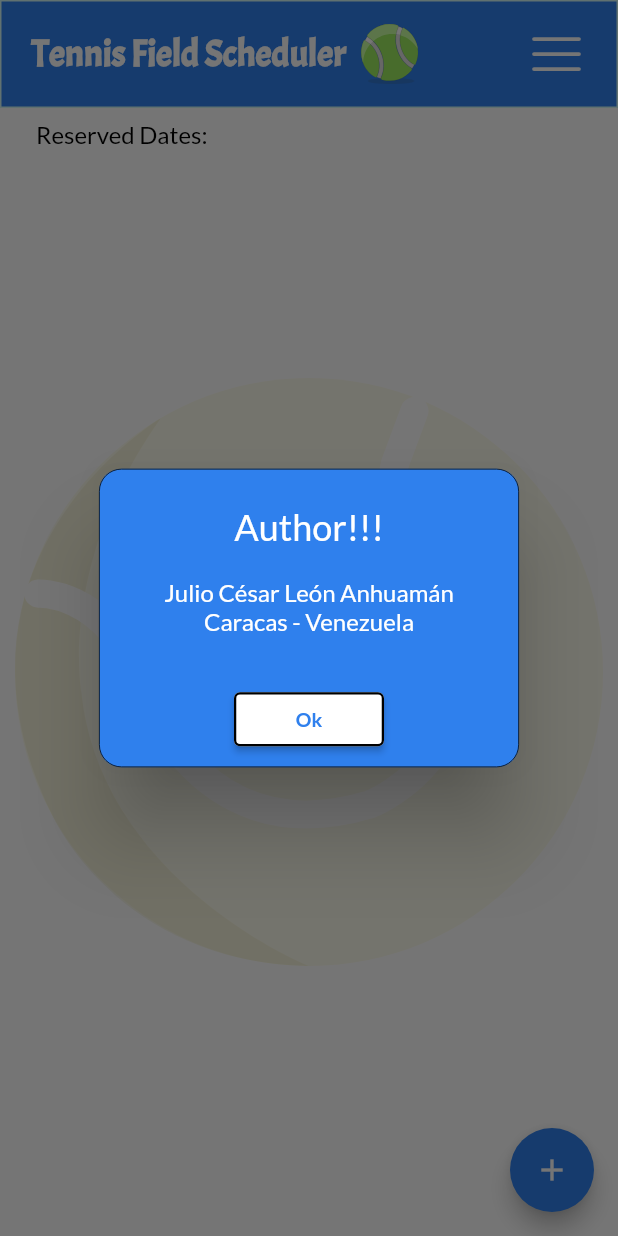
After one commit to cyberfanta/tennis_field_scheduler, a Flutter app: the screen it shows after launch, after a tap on an icon or button, on a phone screen of 412 x 824 dp. The commit adds this screen. Run offline on Flutter 3.47's test engine with Material 2 defaults, Android fonts, the phone set to English and light mode, and no system bars; our stand-ins replace flutter_bloc, flutter_svg, loading_indicator, shared_preferences.

Commit message:
Feat (Author Dialog): Adding my identification as author if this app.

```diff
--- a/lib/core/constants/lang/ui_text_en.dart
+++ b/lib/core/constants/lang/ui_text_en.dart
@@ -70,4 +70,12 @@ class UiTextEn {
   String get getWeatherWillItRainNo {
     return "No.";
   }
+
+  String get authorTitle {
+    return "Author!!!";
+  }
+
+  String get authorButton {
+    return "Ok";
+  }
 }
--- a/lib/core/constants/lang/ui_text_es.dart
+++ b/lib/core/constants/lang/ui_text_es.dart
@@ -70,4 +70,12 @@ class UiTextEs {
   String get getWeatherWillItRainNo {
     return "No.";
   }
+
+  String get authorTitle {
+    return "Sobre el autor!!!";
+  }
+
+  String get authorButton {
+    return "Ok";
+  }
 }
--- a/lib/core/constants/ui_texts.dart
+++ b/lib/core/constants/ui_texts.dart
@@ -196,4 +196,24 @@ class UiTexts {
       return UiTextEn().getWeatherWillItRainNo;
     }
   }
+
+  String get authorTitle {
+    if (locale.languageCode == 'en') {
+      return UiTextEn().authorTitle;
+    } else if (locale.languageCode == 'es') {
+      return UiTextEs().authorTitle;
+    } else {
+      return UiTextEn().authorTitle;
+    }
+  }
+
+  String get authorButton {
+    if (locale.languageCode == 'en') {
+      return UiTextEn().authorButton;
+    } else if (locale.languageCode == 'es') {
+      return UiTextEs().authorButton;
+    } else {
+      return UiTextEn().authorButton;
+    }
+  }
 }
--- a/lib/presentation/common_widgets/background_templates/base_template.dart
+++ b/lib/presentation/common_widgets/background_templates/base_template.dart
@@ -2,10 +2,12 @@ import 'dart:math';
 
 import 'package:flutter/material.dart';
 import 'package:flutter_svg/svg.dart';
+import 'package:tennis_field_scheduler/presentation/common_widgets/ontap_wrapper.dart';
 
 import '../../../core/constants/ui_colors.dart';
 import '../../../core/constants/ui_text_styles.dart';
 import '../../../core/constants/ui_texts.dart';
+import '../dialogs/author_dialog.dart';
 
 class BaseTemplate extends StatelessWidget {
   const BaseTemplate({
@@ -102,9 +104,21 @@ class BaseTemplate extends StatelessWidget {
               ),
             ],
           ),
-          SvgPicture.asset(
-            "assets/images/hamburger.svg",
-            height: 40,
+          OnTapWrapper(
+            widgetToWrap: SvgPicture.asset(
+              "assets/images/hamburger.svg",
+              height: 40,
+            ),
+            actionsToDo: () {
+              showDialog(
+                context: context,
+                builder: (BuildContext context) {
+                  return AuthorDialog(
+                    tag: tag,
+                  );
+                },
+              );
+            },
           ),
         ],
       ),
--- /dev/null
+++ b/lib/presentation/common_widgets/dialogs/author_dialog.dart
@@ -0,0 +1,67 @@
+import 'package:flutter/material.dart';
+
+import '../../../core/constants/ui_colors.dart';
+import '../../../core/constants/ui_text_styles.dart';
+import '../../../core/constants/ui_texts.dart';
+import '../../../core/tools/stamp.dart';
+
+class AuthorDialog extends StatelessWidget {
+  const AuthorDialog({
+    super.key,
+    required this.tag,
+  });
+
+  final String tag;
+
+  @override
+  Widget build(BuildContext context) {
+    String pretend = "Author Dialog:";
+    stamp(tag, "$pretend \"Opened\"", decoratorChar: " * ");
+
+    return AlertDialog(
+      backgroundColor: cBlue,
+      shape: const RoundedRectangleBorder(
+        borderRadius: BorderRadius.all(Radius.circular(15)),
+        side: BorderSide(
+          width: .5,
+          color: cBlack,
+        ),
+      ),
+      actionsOverflowAlignment: OverflowBarAlignment.center,
+      title: Text(
+        UiTexts.of(context)!.authorTitle,
+        style: styleRegular(24, cWhite),
+        textAlign: TextAlign.center,
+      ),
+      content: Text(
+        "Julio César León Anhuamán\nCaracas - Venezuela",
+        style: styleRegular(16, cWhite),
+        textAlign: TextAlign.center,
+      ),
+      actions: [
+        Row(
+          mainAxisAlignment: MainAxisAlignment.center,
+          children: [
+            ElevatedButton(
+              onPressed: () {
+                stamp(tag, "$pretend \"Closed\"",
+                    decoratorChar: " * ", extraLine: true);
+                Navigator.pop(context);
+              },
+              style: ElevatedButton.styleFrom(
+                side: const BorderSide(width: 1.5, color: cBlack),
+                backgroundColor: cBackground,
+                padding: EdgeInsets.zero,
+                fixedSize: const Size(100, 30),
+              ),
+              child: Text(
+                UiTexts.of(context)!.authorButton,
+                style: styleBold(13, cBlue),
+              ),
+            ),
+          ],
+        ),
+      ],
+    );
+  }
+}
```
